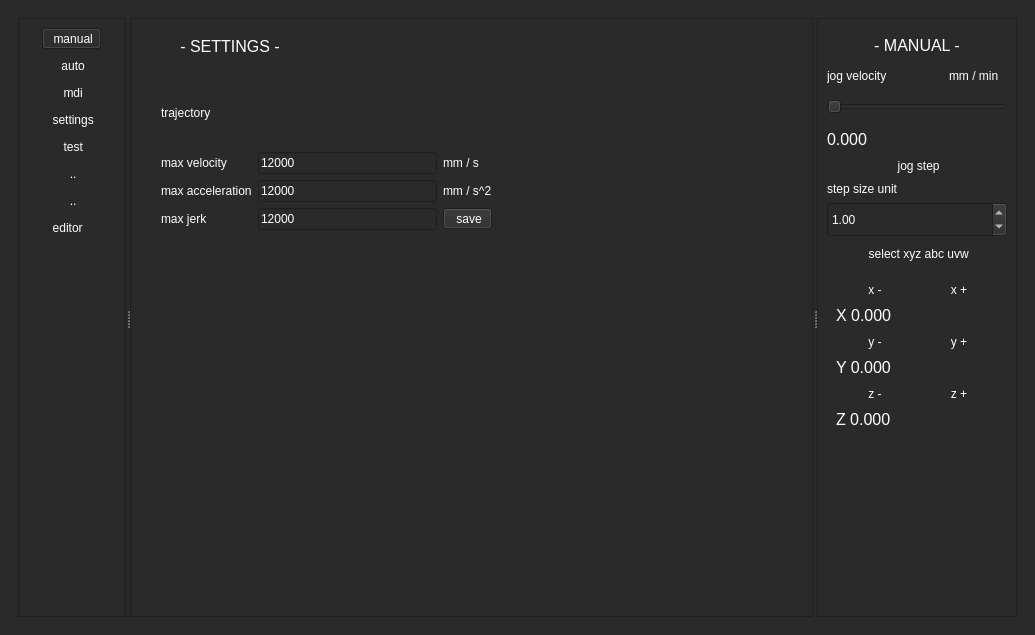
krcwrhvgyxzqelljes/hal-core-2.0, file projects/cnc/mainwindow.ui: the form before one commit.
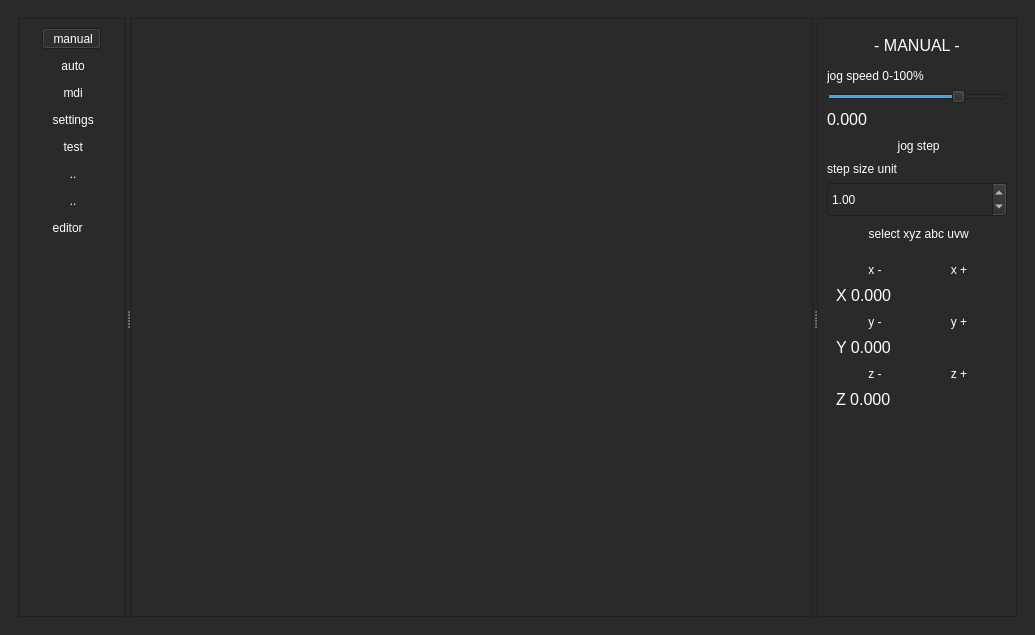
The form after the commit. The open tabs and pages were chosen to show the change. Icons and pictures are not drawn.

The edit to the form file:
```diff
--- a/projects/cnc/mainwindow.ui
+++ b/projects/cnc/mainwindow.ui
@@ -45,7 +45,7 @@
       <widget class="QWidget" name="page_4"/>
       <widget class="QWidget" name="page_2">
        <layout class="QGridLayout" name="gridLayout_6">
-        <item row="0" column="0">
+        <item row="1" column="0">
          <widget class="QSplitter" name="splitter_2">
           <property name="orientation">
            <enum>Qt::Horizontal</enum>
@@ -793,149 +793,7 @@
              </item>
             </layout>
            </widget>
-           <widget class="QWidget" name="page_settings">
-            <widget class="QLabel" name="label_5">
-             <property name="geometry">
-              <rect>
-               <x>10</x>
-               <y>10</y>
-               <width>178</width>
-               <height>35</height>
-              </rect>
-             </property>
-             <property name="minimumSize">
-              <size>
-               <width>0</width>
-               <height>35</height>
-              </size>
-             </property>
-             <property name="font">
-              <font>
-               <pointsize>12</pointsize>
-              </font>
-             </property>
-             <property name="text">
-              <string>- SETTINGS -</string>
-             </property>
-             <property name="alignment">
-              <set>Qt::AlignCenter</set>
-             </property>
-            </widget>
-            <widget class="QWidget" name="layoutWidget">
-             <property name="geometry">
-              <rect>
-               <x>30</x>
-               <y>60</y>
-               <width>331</width>
-               <height>151</height>
-              </rect>
-             </property>
-             <layout class="QGridLayout" name="gridLayout_14">
-              <item row="2" column="0">
-               <widget class="QLabel" name="label_7">
-                <property name="text">
-                 <string>max acceleration</string>
-                </property>
-               </widget>
-              </item>
-              <item row="0" column="0" colspan="2">
-               <widget class="QLabel" name="label_10">
-                <property name="text">
-                 <string>trajectory</string>
-                </property>
-               </widget>
-              </item>
-              <item row="2" column="1">
-               <widget class="QLineEdit" name="lineEdit_2">
-                <property name="text">
-                 <string>12000</string>
-                </property>
-               </widget>
-              </item>
-              <item row="3" column="0">
-               <widget class="QLabel" name="label_8">
-                <property name="text">
-                 <string>max jerk</string>
-                </property>
-               </widget>
-              </item>
-              <item row="3" column="1">
-               <widget class="QLineEdit" name="lineEdit_3">
-                <property name="text">
-                 <string>12000</string>
-                </property>
-               </widget>
-              </item>
-              <item row="1" column="1">
-               <widget class="QLineEdit" name="lineEdit">
-                <property name="text">
-                 <string>12000</string>
-                </property>
-               </widget>
-              </item>
-              <item row="1" column="0">
-               <widget class="QLabel" name="label_6">
-                <property name="text">
-                 <string>max velocity</string>
-                </property>
-               </widget>
-              </item>
-              <item row="1" column="2">
-               <widget class="QLabel" name="label_11">
-                <property name="text">
-                 <string>mm / s</string>
-                </property>
-               </widget>
-              </item>
-              <item row="2" column="2">
-               <widget class="QLabel" name="label_12">
-                <property name="text">
-                 <string>mm / s^2</string>
-                </property>
-               </widget>
-              </item>
-              <item row="3" column="2">
-               <widget class="QToolButton" name="toolButton_mdi_3">
-                <property name="sizePolicy">
-                 <sizepolicy hsizetype="Preferred" vsizetype="Fixed">
-                  <horstretch>0</horstretch>
-                  <verstretch>0</verstretch>
-                 </sizepolicy>
-                </property>
-                <property name="autoFillBackground">
-                 <bool>false</bool>
-                </property>
-                <property name="styleSheet">
-                 <string notr="true">color: rgb(255, 255, 255);</string>
-                </property>
-                <property name="text">
-                 <string> save</string>
-                </property>
-                <property name="icon">
-                 <iconset resource="icons.qrc">
-                  <normaloff>:/pictures/btn_25_25.png</normaloff>
-                  <normalon>:/pictures/btn_25_25_in_green.png</normalon>:/pictures/btn_25_25.png</iconset>
-                </property>
-                <property name="iconSize">
-                 <size>
-                  <width>35</width>
-                  <height>35</height>
-                 </size>
-                </property>
-                <property name="checkable">
-                 <bool>false</bool>
-                </property>
-                <property name="toolButtonStyle">
-                 <enum>Qt::ToolButtonTextBesideIcon</enum>
-                </property>
-                <property name="autoRaise">
-                 <bool>false</bool>
-                </property>
-               </widget>
-              </item>
-             </layout>
-            </widget>
-           </widget>
+           <widget class="QWidget" name="page_settings"/>
           </widget>
           <widget class="QStackedWidget" name="stackedWidget_mode_manual_auto_mdi">
            <property name="sizePolicy">
@@ -966,48 +824,8 @@
             <layout class="QGridLayout" name="gridLayout_10">
              <item row="0" column="0">
               <layout class="QGridLayout" name="gridLayout_jog_settings">
-               <item row="7" column="0" colspan="3">
-                <widget class="QToolButton" name="toolButton_jog_step_2">
-                 <property name="sizePolicy">
-                  <sizepolicy hsizetype="Preferred" vsizetype="Fixed">
-                   <horstretch>0</horstretch>
-                   <verstretch>0</verstretch>
-                  </sizepolicy>
-                 </property>
-                 <property name="text">
-                  <string> select xyz abc uvw</string>
-                 </property>
-                 <property name="icon">
-                  <iconset resource="icons.qrc">
-                   <normaloff>:/pictures/btn_25_25.png</normaloff>
-                   <normalon>:/pictures/btn_25_25_in_green.png</normalon>:/pictures/btn_25_25.png</iconset>
-                 </property>
-                 <property name="iconSize">
-                  <size>
-                   <width>35</width>
-                   <height>35</height>
-                  </size>
-                 </property>
-                 <property name="checkable">
-                  <bool>false</bool>
-                 </property>
-                 <property name="toolButtonStyle">
-                  <enum>Qt::ToolButtonTextBesideIcon</enum>
-                 </property>
-                 <property name="autoRaise">
-                  <bool>true</bool>
-                 </property>
-                </widget>
-               </item>
-               <item row="1" column="0" colspan="2">
-                <widget class="QLabel" name="label_2">
-                 <property name="text">
-                  <string>jog velocity</string>
-                 </property>
-                </widget>
-               </item>
-               <item row="2" column="0" colspan="3">
-                <widget class="QSlider" name="horizontalSlider">
+               <item row="0" column="0" colspan="3">
+                <widget class="QLabel" name="label_4">
                  <property name="minimumSize">
                   <size>
                    <width>0</width>
@@ -1016,11 +834,21 @@
                  </property>
                  <property name="font">
                   <font>
-                   <pointsize>8</pointsize>
+                   <pointsize>12</pointsize>
                   </font>
                  </property>
-                 <property name="orientation">
-                  <enum>Qt::Horizontal</enum>
+                 <property name="text">
+                  <string>- MANUAL -</string>
+                 </property>
+                 <property name="alignment">
+                  <set>Qt::AlignCenter</set>
+                 </property>
+                </widget>
+               </item>
+               <item row="5" column="0" colspan="3">
+                <widget class="QLabel" name="label">
+                 <property name="text">
+                  <string>step size unit</string>
                  </property>
                 </widget>
                </item>
@@ -1069,6 +897,19 @@
                  </property>
                 </widget>
                </item>
+               <item row="2" column="0" colspan="3">
+                <widget class="QSlider" name="horizontalSlider_jog_velocity">
+                 <property name="maximum">
+                  <number>100</number>
+                 </property>
+                 <property name="value">
+                  <number>75</number>
+                 </property>
+                 <property name="orientation">
+                  <enum>Qt::Horizontal</enum>
+                 </property>
+                </widget>
+               </item>
                <item row="6" column="0" colspan="3">
                 <widget class="QDoubleSpinBox" name="doubleSpinBox_stepsize">
                  <property name="minimumSize">
@@ -1088,38 +929,43 @@
                  </property>
                 </widget>
                </item>
-               <item row="5" column="0" colspan="3">
-                <widget class="QLabel" name="label">
-                 <property name="text">
-                  <string>step size unit</string>
+               <item row="7" column="0" colspan="3">
+                <widget class="QToolButton" name="toolButton_jog_select_xyz_abc_uvw">
+                 <property name="sizePolicy">
+                  <sizepolicy hsizetype="Preferred" vsizetype="Fixed">
+                   <horstretch>0</horstretch>
+                   <verstretch>0</verstretch>
+                  </sizepolicy>
                  </property>
-                </widget>
-               </item>
-               <item row="1" column="2">
-                <widget class="QLabel" name="label_9">
                  <property name="text">
-                  <string>mm / min</string>
+                  <string> select xyz abc uvw</string>
                  </property>
-                </widget>
-               </item>
-               <item row="0" column="0" colspan="3">
-                <widget class="QLabel" name="label_4">
-                 <property name="minimumSize">
+                 <property name="icon">
+                  <iconset resource="icons.qrc">
+                   <normaloff>:/pictures/btn_25_25.png</normaloff>
+                   <normalon>:/pictures/btn_25_25_in_green.png</normalon>:/pictures/btn_25_25.png</iconset>
+                 </property>
+                 <property name="iconSize">
                   <size>
-                   <width>0</width>
+                   <width>35</width>
                    <height>35</height>
                   </size>
                  </property>
-                 <property name="font">
-                  <font>
-                   <pointsize>12</pointsize>
-                  </font>
+                 <property name="checkable">
+                  <bool>false</bool>
                  </property>
+                 <property name="toolButtonStyle">
+                  <enum>Qt::ToolButtonTextBesideIcon</enum>
+                 </property>
+                 <property name="autoRaise">
+                  <bool>true</bool>
+                 </property>
+                </widget>
+               </item>
+               <item row="1" column="0" colspan="3">
+                <widget class="QLabel" name="label_2">
                  <property name="text">
-                  <string>- MANUAL -</string>
-                 </property>
-                 <property name="alignment">
-                  <set>Qt::AlignCenter</set>
+                  <string>jog speed 0-100%</string>
                  </property>
                 </widget>
                </item>
```
Left out of the diff: 150 changed lines with no effect on the pictures. Lines whose indentation alone changed are shown as unchanged.
